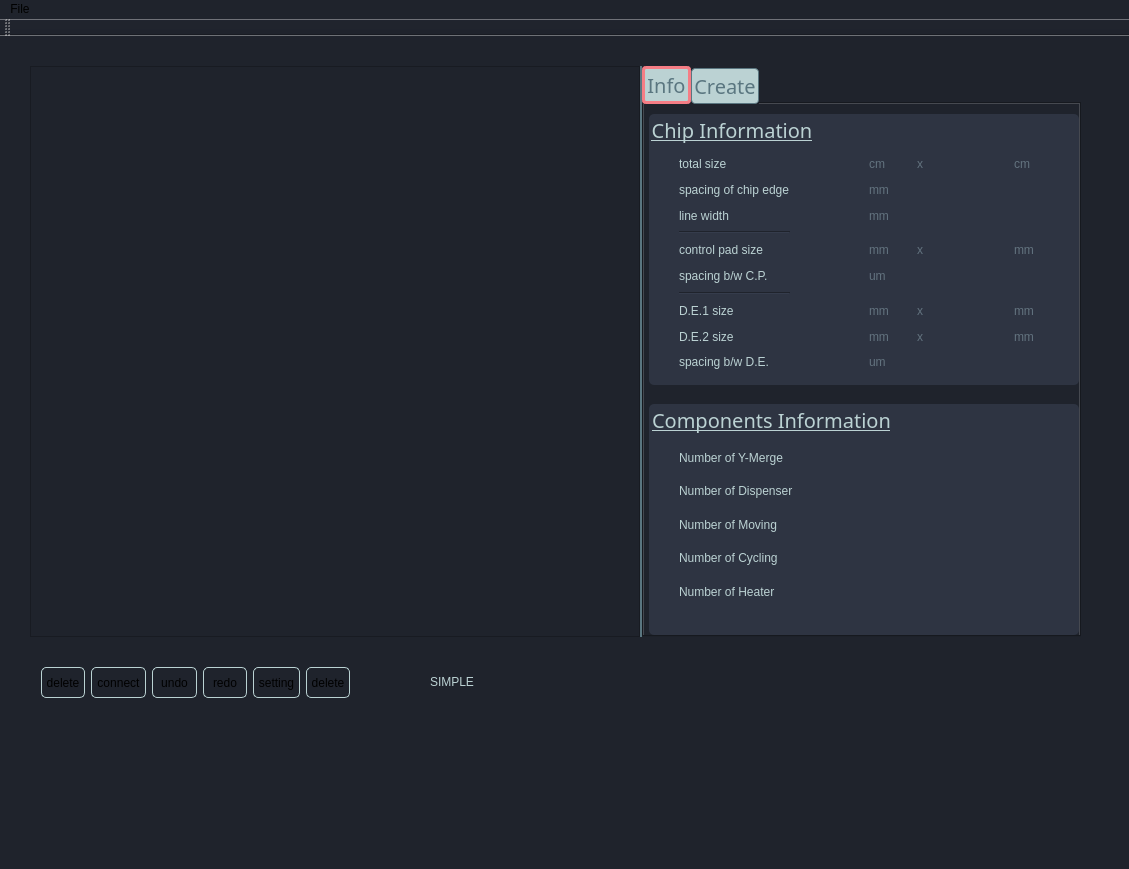
pandix73/qtgraphics, file mainwindow.ui: the form before one commit.
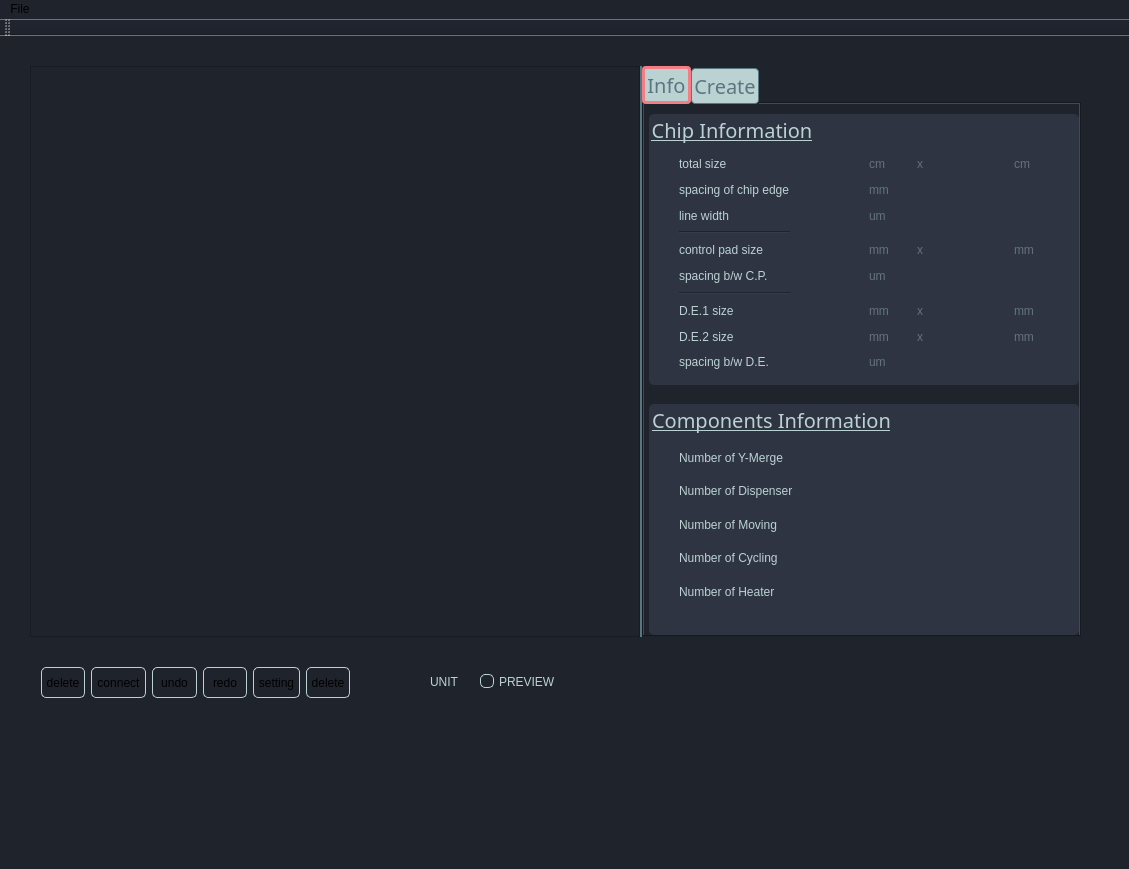
The form after the commit. Icons and pictures are not drawn.

Commit message: 2018.09.26 1. export pdf/ai update 2. add in preview mode 3. line mode update 4. mainscene remove deleted lines

Diff of the .ui file:
```diff
--- a/mainwindow.ui
+++ b/mainwindow.ui
@@ -28,7 +28,28 @@
 	border-color : rgb(186, 210, 211);
 	border-radius : 5px;
 	border-width : 1px;
-}</string>
+}
+
+QCheckBox {
+    spacing: 5px;
+}
+ 
+QCheckBox::indicator {
+    border-style : solid;
+	border-color : rgb(186, 210, 211);
+	border-radius : 5px;
+	border-width : 1px;
+	border-color : rgb(186, 210, 211);
+}
+
+QCheckBox::indicator:unchecked {
+   background-style: none;
+}
+QCheckBox::indicator:checked {  
+	background-style: solid;	
+	background-color: rgb(245, 125, 133);
+}
+</string>
   </property>
   <widget class="QWidget" name="centralWidget">
    <property name="sizePolicy">
@@ -694,7 +715,7 @@
 </string>
              </property>
              <property name="text">
-              <string>mm</string>
+              <string>um</string>
              </property>
             </widget>
            </item>
@@ -1819,7 +1840,7 @@
      <rect>
       <x>430</x>
       <y>630</y>
-      <width>121</width>
+      <width>41</width>
       <height>31</height>
      </rect>
     </property>
@@ -1828,7 +1849,25 @@
  color: rgb(187, 210, 211);</string>
     </property>
     <property name="text">
-     <string>SIMPLE</string>
+     <string>UNIT</string>
+    </property>
+   </widget>
+   <widget class="QCheckBox" name="preview">
+    <property name="geometry">
+     <rect>
+      <x>480</x>
+      <y>630</y>
+      <width>101</width>
+      <height>31</height>
+     </rect>
+    </property>
+    <property name="styleSheet">
+     <string notr="true">	font: 15pt &quot;American Typewriter&quot;;
+    color: rgb(187, 210, 211);
+</string>
+    </property>
+    <property name="text">
+     <string>PREVIEW</string>
     </property>
    </widget>
   </widget>
```
The commit also changes 5 other files.
